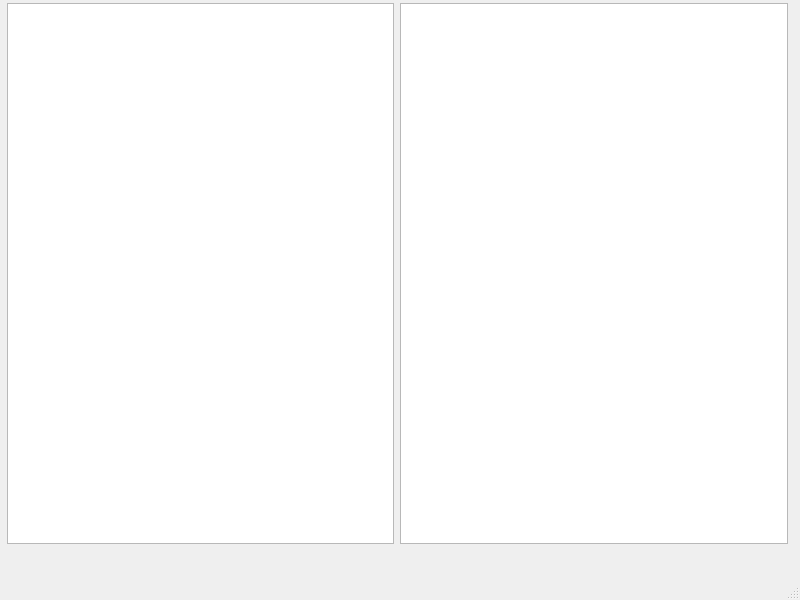
Above: GUI/mainwindow.ui from kostasl/zebrafish_tracker before the change. Below: the same form after it.
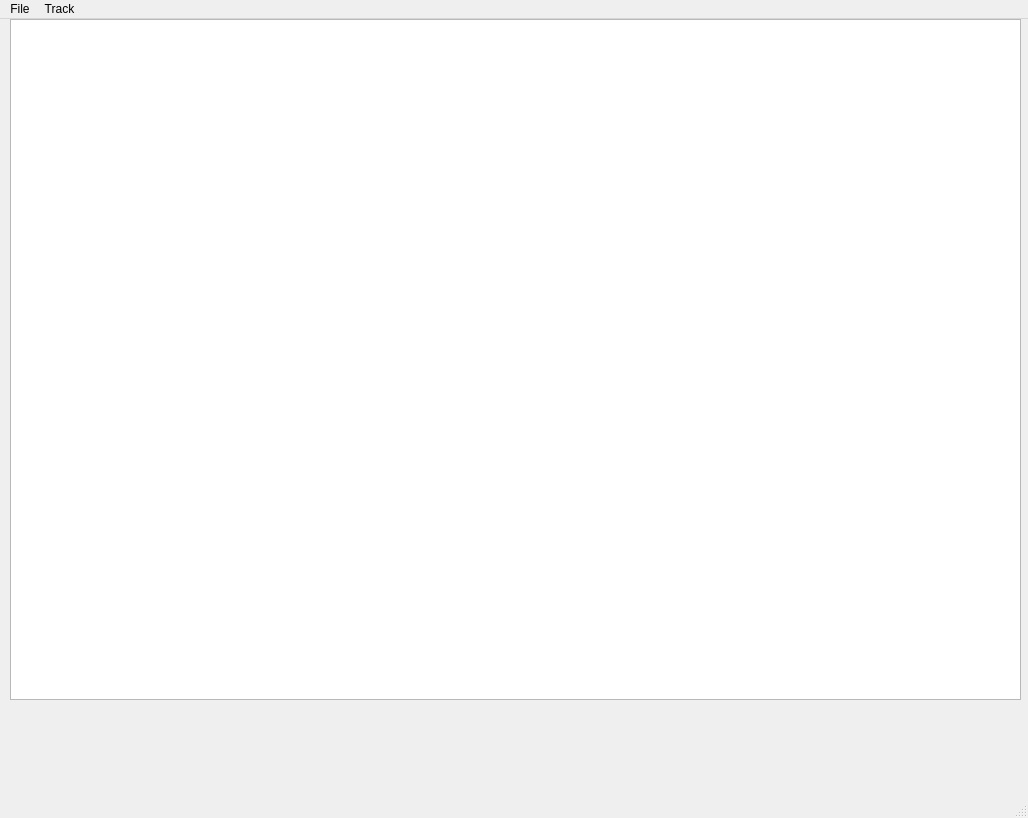
That is the form after the change.

Commit message: Added QT window rendering - works

```diff
--- a/GUI/mainwindow.ui
+++ b/GUI/mainwindow.ui
@@ -6,38 +6,23 @@
    <rect>
     <x>0</x>
     <y>0</y>
-    <width>800</width>
-    <height>600</height>
+    <width>1028</width>
+    <height>818</height>
    </rect>
   </property>
   <property name="windowTitle">
    <string>MainWindow</string>
   </property>
   <widget class="QWidget" name="centralwidget">
-   <widget class="QWidget" name="horizontalLayoutWidget">
+   <widget class="QGraphicsView" name="graphicsView">
     <property name="geometry">
      <rect>
-      <x>7</x>
-      <y>3</y>
-      <width>781</width>
-      <height>541</height>
+      <x>10</x>
+      <y>0</y>
+      <width>1011</width>
+      <height>681</height>
      </rect>
     </property>
-    <layout class="QHBoxLayout" name="horizontalLayout">
-     <item>
-      <widget class="QTreeView" name="treeView">
-       <property name="maximumSize">
-        <size>
-         <width>387</width>
-         <height>16777215</height>
-        </size>
-       </property>
-      </widget>
-     </item>
-     <item>
-      <widget class="QGraphicsView" name="graphicsView"/>
-     </item>
-    </layout>
    </widget>
   </widget>
   <widget class="QMenuBar" name="menubar">
@@ -45,10 +30,22 @@
     <rect>
      <x>0</x>
      <y>0</y>
-     <width>800</width>
+     <width>1028</width>
      <height>27</height>
     </rect>
    </property>
+   <widget class="QMenu" name="menuFile">
+    <property name="title">
+     <string>File</string>
+    </property>
+   </widget>
+   <widget class="QMenu" name="menuTrack">
+    <property name="title">
+     <string>Track</string>
+    </property>
+   </widget>
+   <addaction name="menuFile"/>
+   <addaction name="menuTrack"/>
   </widget>
   <widget class="QStatusBar" name="statusbar"/>
  </widget>
```
The commit also changes 1 other file.
